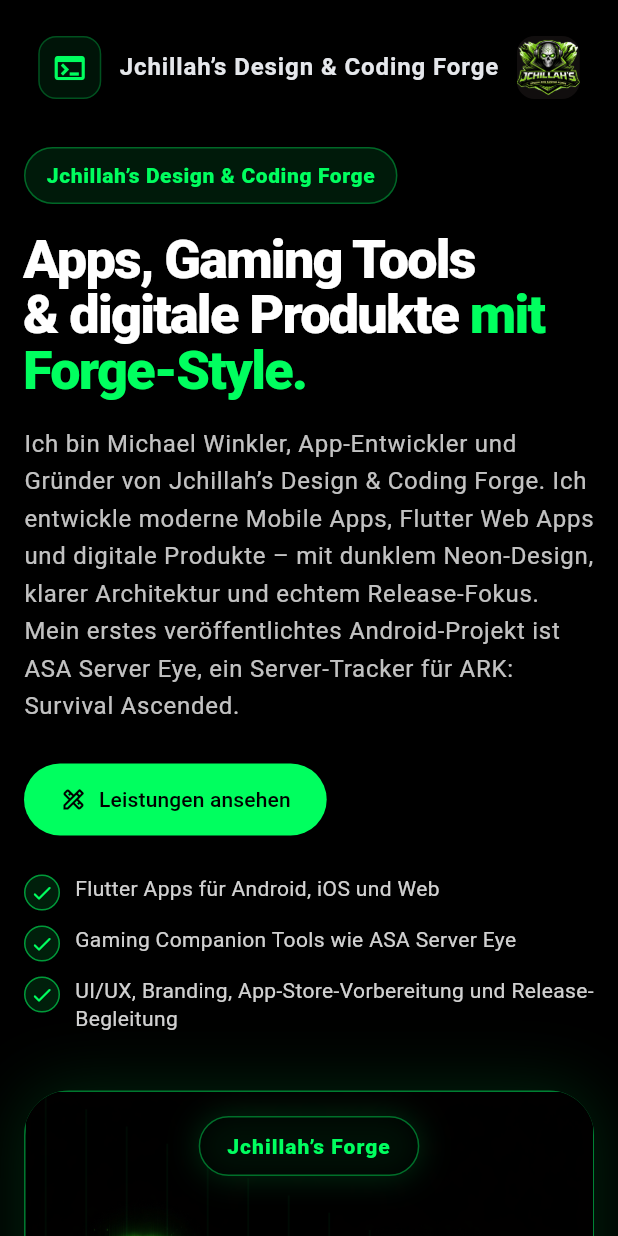
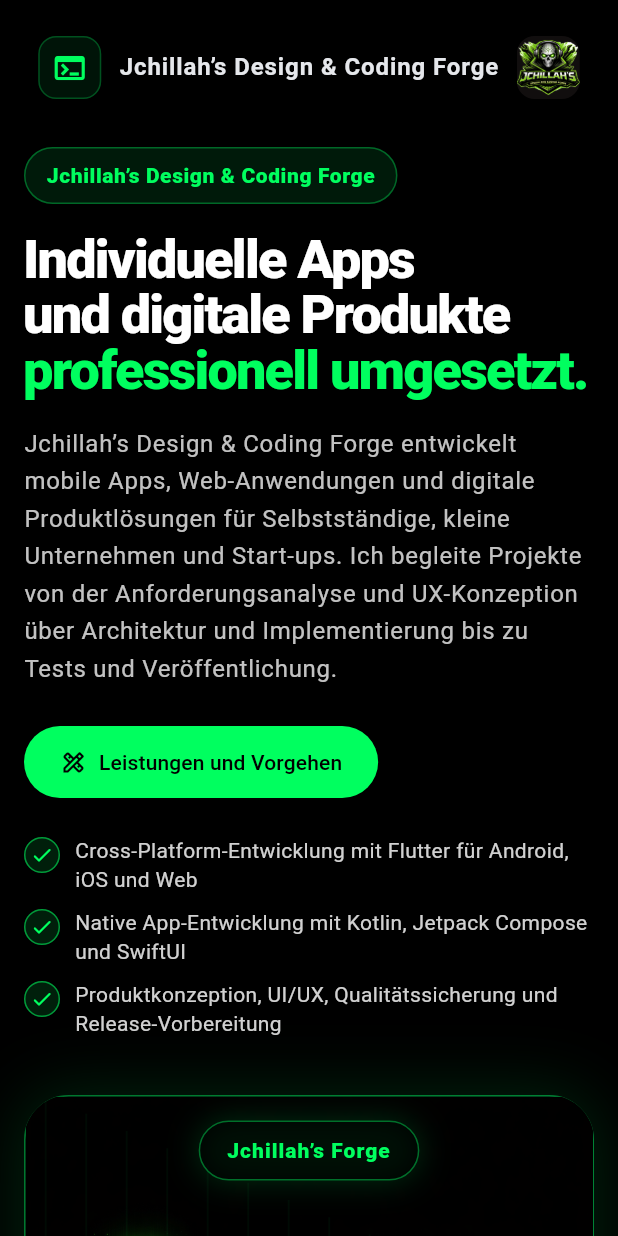
Before and after one commit to jchillah/jchillah_company_site, a Flutter app: the screen it shows after launch, on a phone screen of 412 x 824 dp. Run offline on Flutter 3.47's test engine with Material 3 defaults, Android fonts, the phone set to English and light mode, and no system bars.

Commit message:
Refine hero copy for professional positioning

```diff
--- a/lib/src/core/widgets/hero/hero_section.dart
+++ b/lib/src/core/widgets/hero/hero_section.dart
@@ -40,10 +40,10 @@
           letterSpacing: -1.2,
         ),
         children: const [
-          TextSpan(text: 'Apps, Gaming Tools\n'),
-          TextSpan(text: '& digitale Produkte '),
+          TextSpan(text: 'Individuelle Apps\n'),
+          TextSpan(text: 'und digitale Produkte '),
           TextSpan(
-            text: 'mit Forge-Style.',
+            text: 'professionell umgesetzt.',
             style: TextStyle(color: Color(0xFF00FF5F)),
           ),
         ],
@@ -51,10 +51,8 @@
     );
 
     final subtitle = Text(
-      'Ich bin Michael Winkler, App-Entwickler und Gründer von Jchillah’s Design & Coding Forge. '
-      'Ich entwickle moderne Mobile Apps, Flutter Web Apps und digitale Produkte – mit dunklem Neon-Design, '
-      'klarer Architektur und echtem Release-Fokus. Mein erstes veröffentlichtes Android-Projekt ist ASA Server Eye, '
-      'ein Server-Tracker für ARK: Survival Ascended.',
+      'Jchillah’s Design & Coding Forge entwickelt mobile Apps, Web-Anwendungen und digitale Produktlösungen für Selbstständige, kleine Unternehmen und Start-ups. '
+      'Ich begleite Projekte von der Anforderungsanalyse und UX-Konzeption über Architektur und Implementierung bis zu Tests und Veröffentlichung.',
       style: theme.textTheme.bodyLarge?.copyWith(
         color: Colors.white.withValues(alpha: 0.76),
         height: 1.55,
@@ -68,7 +66,7 @@
         FilledButton.icon(
           onPressed: onShowServices,
           icon: const Icon(Icons.design_services_outlined),
-          label: const Text('Leistungen ansehen'),
+          label: const Text('Leistungen und Vorgehen'),
         ),
       ],
     );
@@ -76,11 +74,15 @@
     final bulletPoints = Column(
       crossAxisAlignment: CrossAxisAlignment.start,
       children: const [
-        HeroBullet(text: 'Flutter Apps für Android, iOS und Web'),
-        HeroBullet(text: 'Gaming Companion Tools wie ASA Server Eye'),
+        HeroBullet(
+          text: 'Cross-Platform-Entwicklung mit Flutter für Android, iOS und Web',
+        ),
+        HeroBullet(
+          text: 'Native App-Entwicklung mit Kotlin, Jetpack Compose und SwiftUI',
+        ),
         HeroBullet(
           text:
-              'UI/UX, Branding, App-Store-Vorbereitung und Release-Begleitung',
+              'Produktkonzeption, UI/UX, Qualitätssicherung und Release-Vorbereitung',
         ),
       ],
     );
```
